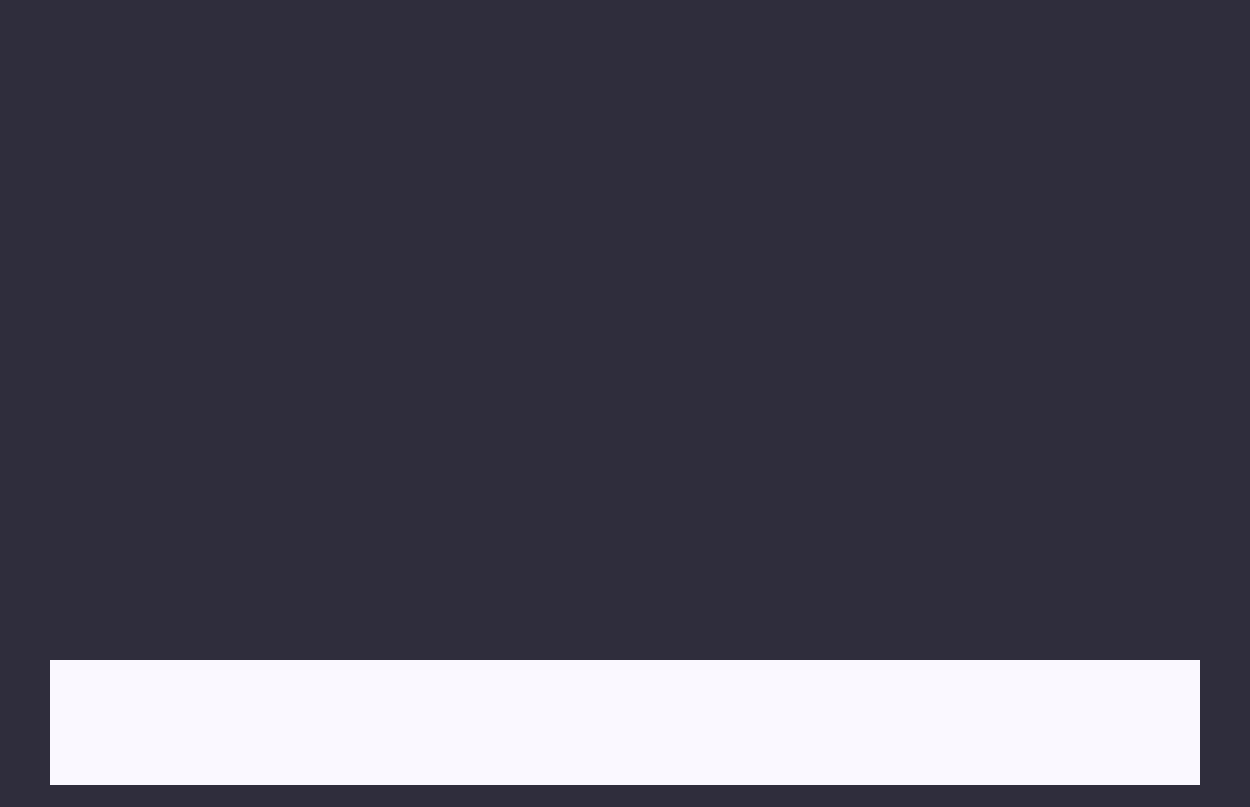
Qt form tela_jogo.ui (mariahelena023/ContaCerta) before a commit.
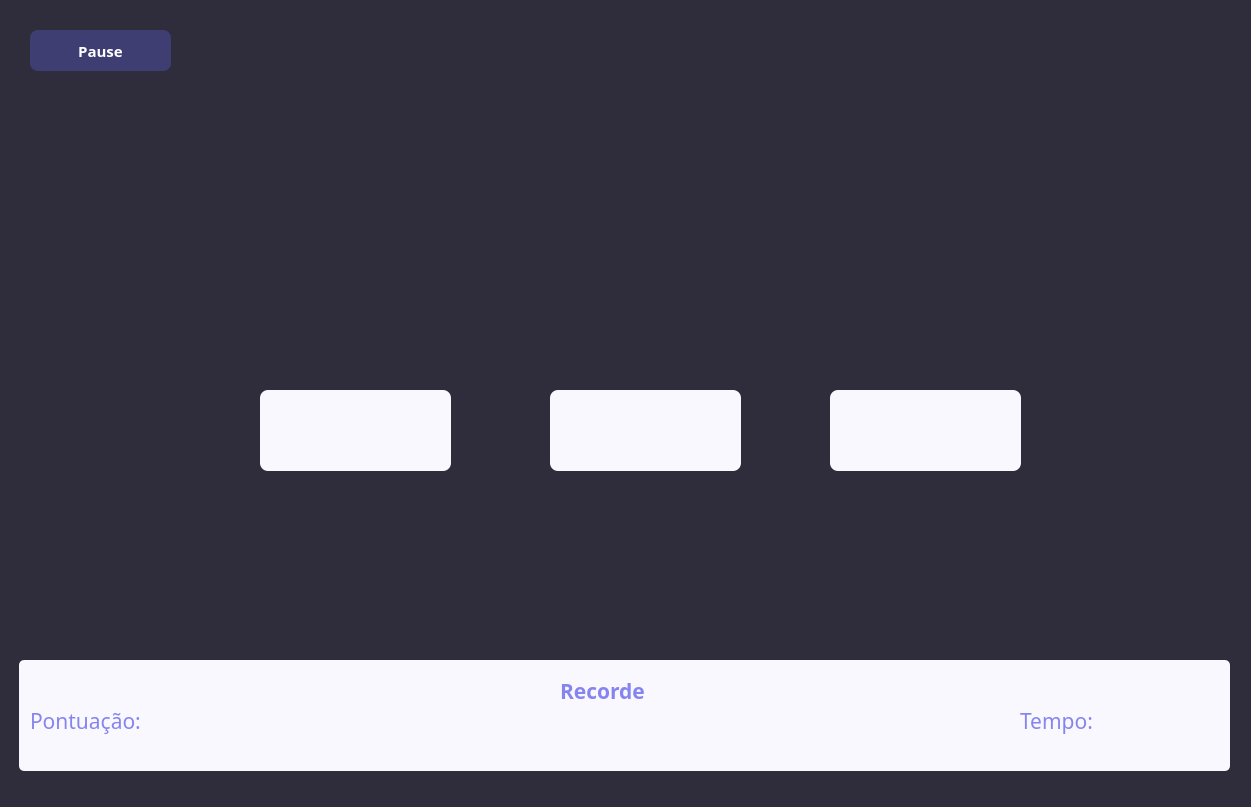
The same form after that commit.

Commit message: atualizando o front

Patch:
```diff
--- a/tela_jogo.ui
+++ b/tela_jogo.ui
@@ -6,7 +6,7 @@
    <rect>
     <x>0</x>
     <y>0</y>
-    <width>1250</width>
+    <width>1251</width>
     <height>807</height>
    </rect>
   </property>
@@ -17,22 +17,324 @@
    <string notr="true">background: #2F2D3C;</string>
   </property>
   <widget class="QWidget" name="centralwidget">
-   <widget class="QLabel" name="label">
+   <widget class="QLabel" name="label_informaoes">
     <property name="geometry">
      <rect>
-      <x>50</x>
+      <x>19</x>
       <y>660</y>
-      <width>1150</width>
-      <height>145</height>
+      <width>1211</width>
+      <height>111</height>
      </rect>
     </property>
+    <property name="font">
+     <font>
+      <family>Arial Black</family>
+      <weight>75</weight>
+      <bold>true</bold>
+     </font>
+    </property>
     <property name="styleSheet">
-     <string notr="true">background-color: #FAF8FF;</string>
+     <string notr="true">background-color: #FAF8FF;
+border-radius: 5;</string>
     </property>
     <property name="text">
      <string/>
     </property>
    </widget>
+   <widget class="QLabel" name="label">
+    <property name="geometry">
+     <rect>
+      <x>30</x>
+      <y>700</y>
+      <width>161</width>
+      <height>41</height>
+     </rect>
+    </property>
+    <property name="font">
+     <font>
+      <family>Arial Rounded MT Bold</family>
+      <pointsize>16</pointsize>
+      <weight>50</weight>
+      <bold>false</bold>
+     </font>
+    </property>
+    <property name="styleSheet">
+     <string notr="true">color: #8685EF;
+background-color: #FAF8FF;</string>
+    </property>
+    <property name="text">
+     <string>Pontuação:</string>
+    </property>
+   </widget>
+   <widget class="QLabel" name="label_3">
+    <property name="geometry">
+     <rect>
+      <x>560</x>
+      <y>670</y>
+      <width>131</width>
+      <height>41</height>
+     </rect>
+    </property>
+    <property name="font">
+     <font>
+      <family>Arial Black</family>
+      <pointsize>16</pointsize>
+      <weight>75</weight>
+      <bold>true</bold>
+     </font>
+    </property>
+    <property name="styleSheet">
+     <string notr="true">color: #8685EF;
+background-color: #FAF8FF;</string>
+    </property>
+    <property name="text">
+     <string>Recorde</string>
+    </property>
+   </widget>
+   <widget class="QLabel" name="label_4">
+    <property name="geometry">
+     <rect>
+      <x>1020</x>
+      <y>700</y>
+      <width>101</width>
+      <height>41</height>
+     </rect>
+    </property>
+    <property name="font">
+     <font>
+      <family>Arial Rounded MT Bold</family>
+      <pointsize>16</pointsize>
+      <weight>50</weight>
+      <bold>false</bold>
+     </font>
+    </property>
+    <property name="styleSheet">
+     <string notr="true">color: #8685EF;
+background-color: #FAF8FF;</string>
+    </property>
+    <property name="text">
+     <string>Tempo:</string>
+    </property>
+   </widget>
+   <widget class="QLabel" name="label_pontuacao">
+    <property name="geometry">
+     <rect>
+      <x>190</x>
+      <y>700</y>
+      <width>131</width>
+      <height>41</height>
+     </rect>
+    </property>
+    <property name="font">
+     <font>
+      <family>Arial Rounded MT Bold</family>
+      <pointsize>16</pointsize>
+      <weight>50</weight>
+      <bold>false</bold>
+     </font>
+    </property>
+    <property name="styleSheet">
+     <string notr="true">color: #1A1A1A;
+background-color: #FAF8FF;</string>
+    </property>
+    <property name="text">
+     <string/>
+    </property>
+    <property name="alignment">
+     <set>Qt::AlignCenter</set>
+    </property>
+   </widget>
+   <widget class="QLabel" name="label_recorde">
+    <property name="geometry">
+     <rect>
+      <x>560</x>
+      <y>710</y>
+      <width>131</width>
+      <height>41</height>
+     </rect>
+    </property>
+    <property name="font">
+     <font>
+      <family>Arial Black</family>
+      <pointsize>16</pointsize>
+      <weight>75</weight>
+      <bold>true</bold>
+     </font>
+    </property>
+    <property name="styleSheet">
+     <string notr="true">color: #1A1A1A;
+background-color: #FAF8FF;</string>
+    </property>
+    <property name="text">
+     <string/>
+    </property>
+    <property name="alignment">
+     <set>Qt::AlignCenter</set>
+    </property>
+   </widget>
+   <widget class="QLabel" name="label_tempo">
+    <property name="geometry">
+     <rect>
+      <x>1130</x>
+      <y>700</y>
+      <width>81</width>
+      <height>41</height>
+     </rect>
+    </property>
+    <property name="font">
+     <font>
+      <family>Arial Rounded MT Bold</family>
+      <pointsize>16</pointsize>
+      <weight>50</weight>
+      <bold>false</bold>
+     </font>
+    </property>
+    <property name="styleSheet">
+     <string notr="true">color: #1A1A1A;
+background-color: #FAF8FF;</string>
+    </property>
+    <property name="text">
+     <string/>
+    </property>
+    <property name="alignment">
+     <set>Qt::AlignCenter</set>
+    </property>
+   </widget>
+   <widget class="QLabel" name="label_conta">
+    <property name="geometry">
+     <rect>
+      <x>280</x>
+      <y>160</y>
+      <width>741</width>
+      <height>161</height>
+     </rect>
+    </property>
+    <property name="font">
+     <font>
+      <family>Arial Black</family>
+      <pointsize>48</pointsize>
+      <weight>75</weight>
+      <bold>true</bold>
+     </font>
+    </property>
+    <property name="styleSheet">
+     <string notr="true">background: #2F2D3C;
+color: white;</string>
+    </property>
+    <property name="text">
+     <string/>
+    </property>
+    <property name="scaledContents">
+     <bool>false</bool>
+    </property>
+    <property name="alignment">
+     <set>Qt::AlignCenter</set>
+    </property>
+   </widget>
+   <widget class="QPushButton" name="pushButton_resposta1">
+    <property name="geometry">
+     <rect>
+      <x>260</x>
+      <y>390</y>
+      <width>191</width>
+      <height>81</height>
+     </rect>
+    </property>
+    <property name="font">
+     <font>
+      <family>Arial Rounded MT Bold</family>
+      <pointsize>18</pointsize>
+      <weight>50</weight>
+      <bold>false</bold>
+     </font>
+    </property>
+    <property name="styleSheet">
+     <string notr="true">background-color: #FAF8FF;
+color: #1A1A1A;
+border-radius: 8;</string>
+    </property>
+    <property name="text">
+     <string/>
+    </property>
+   </widget>
+   <widget class="QPushButton" name="pushButton_resposta2">
+    <property name="geometry">
+     <rect>
+      <x>550</x>
+      <y>390</y>
+      <width>191</width>
+      <height>81</height>
+     </rect>
+    </property>
+    <property name="font">
+     <font>
+      <family>Arial Rounded MT Bold</family>
+      <pointsize>18</pointsize>
+      <weight>50</weight>
+      <bold>false</bold>
+     </font>
+    </property>
+    <property name="styleSheet">
+     <string notr="true">background-color: #FAF8FF;
+color: #1A1A1A;
+border-radius: 8;</string>
+    </property>
+    <property name="text">
+     <string/>
+    </property>
+   </widget>
+   <widget class="QPushButton" name="pushButton_resposta3">
+    <property name="geometry">
+     <rect>
+      <x>830</x>
+      <y>390</y>
+      <width>191</width>
+      <height>81</height>
+     </rect>
+    </property>
+    <property name="font">
+     <font>
+      <family>Arial Rounded MT Bold</family>
+      <pointsize>18</pointsize>
+      <weight>50</weight>
+      <bold>false</bold>
+     </font>
+    </property>
+    <property name="styleSheet">
+     <string notr="true">background-color: #FAF8FF;
+color: #1A1A1A;
+border-radius: 8;</string>
+    </property>
+    <property name="text">
+     <string/>
+    </property>
+   </widget>
+   <widget class="QPushButton" name="pushButton_pause">
+    <property name="geometry">
+     <rect>
+      <x>30</x>
+      <y>30</y>
+      <width>141</width>
+      <height>41</height>
+     </rect>
+    </property>
+    <property name="font">
+     <font>
+      <family>Arial Black</family>
+      <pointsize>11</pointsize>
+      <weight>75</weight>
+      <bold>true</bold>
+     </font>
+    </property>
+    <property name="styleSheet">
+     <string notr="true">background-color:#3F3E73;
+color: white;
+border-radius: 8;</string>
+    </property>
+    <property name="text">
+     <string>Pause</string>
+    </property>
+   </widget>
   </widget>
   <widget class="QStatusBar" name="statusbar"/>
  </widget>
```
